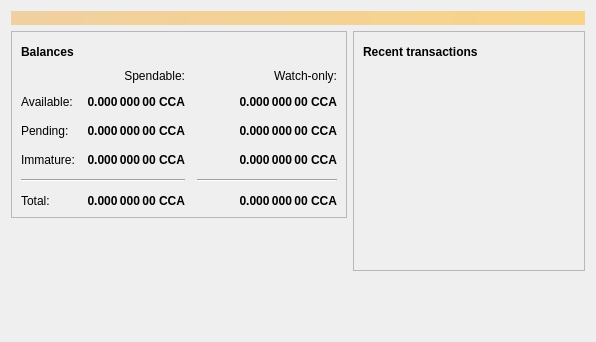
First picture: the form in src/qt/forms/overviewpage.ui, repository counos/CounosCoin, before the edit.
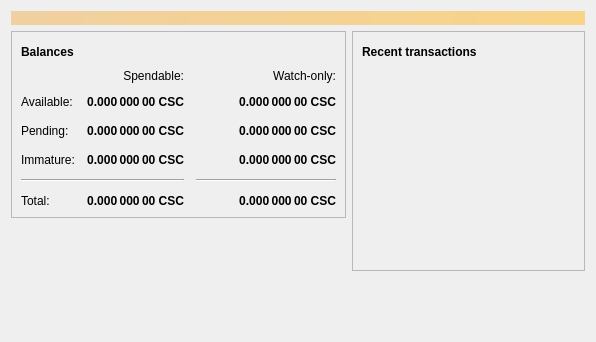
Second picture: the form after the edit. Icons and pictures are not drawn.

Diff of the .ui file:
```diff
--- a/src/qt/forms/overviewpage.ui
+++ b/src/qt/forms/overviewpage.ui
@@ -129,7 +129,7 @@
                <string>Unconfirmed transactions to watch-only addresses</string>
               </property>
               <property name="text">
-               <string notr="true">0.000 000 00 CCA</string>
+               <string notr="true">0.000 000 00 CSC</string>
               </property>
               <property name="alignment">
                <set>Qt::AlignRight|Qt::AlignTrailing|Qt::AlignVCenter</set>
@@ -154,7 +154,7 @@
                <string>Total of transactions that have yet to be confirmed, and do not yet count toward the spendable balance</string>
               </property>
               <property name="text">
-               <string notr="true">0.000 000 00 CCA</string>
+               <string notr="true">0.000 000 00 CSC</string>
               </property>
               <property name="alignment">
                <set>Qt::AlignRight|Qt::AlignTrailing|Qt::AlignVCenter</set>
@@ -179,7 +179,7 @@
                <string>Mined balance in watch-only addresses that has not yet matured</string>
               </property>
               <property name="text">
-               <string notr="true">0.000 000 00 CCA</string>
+               <string notr="true">0.000 000 00 CSC</string>
               </property>
               <property name="alignment">
                <set>Qt::AlignRight|Qt::AlignTrailing|Qt::AlignVCenter</set>
@@ -237,7 +237,7 @@
                <string>Mined balance that has not yet matured</string>
               </property>
               <property name="text">
-               <string notr="true">0.000 000 00 CCA</string>
+               <string notr="true">0.000 000 00 CSC</string>
               </property>
               <property name="alignment">
                <set>Qt::AlignRight|Qt::AlignTrailing|Qt::AlignVCenter</set>
@@ -282,7 +282,7 @@
                <string>Your current total balance</string>
               </property>
               <property name="text">
-               <string notr="true">0.000 000 00 CCA</string>
+               <string notr="true">0.000 000 00 CSC</string>
               </property>
               <property name="alignment">
                <set>Qt::AlignRight|Qt::AlignTrailing|Qt::AlignVCenter</set>
@@ -307,7 +307,7 @@
                <string>Current total balance in watch-only addresses</string>
               </property>
               <property name="text">
-               <string notr="true">0.000 000 00 CCA</string>
+               <string notr="true">0.000 000 00 CSC</string>
               </property>
               <property name="alignment">
                <set>Qt::AlignRight|Qt::AlignTrailing|Qt::AlignVCenter</set>
@@ -349,7 +349,7 @@
                <string>Your current spendable balance</string>
               </property>
               <property name="text">
-               <string notr="true">0.000 000 00 CCA</string>
+               <string notr="true">0.000 000 00 CSC</string>
               </property>
               <property name="alignment">
                <set>Qt::AlignRight|Qt::AlignTrailing|Qt::AlignVCenter</set>
@@ -374,7 +374,7 @@
                <string>Your current balance in watch-only addresses</string>
               </property>
               <property name="text">
-               <string notr="true">0.000 000 00 CCA</string>
+               <string notr="true">0.000 000 00 CSC</string>
               </property>
               <property name="alignment">
                <set>Qt::AlignRight|Qt::AlignTrailing|Qt::AlignVCenter</set>
@@ -450,7 +450,7 @@
             <item>
              <widget class="QPushButton" name="labelTransactionsStatus">
               <property name="enabled">
-               <bool>false</bool>
+               <bool>true</bool>
               </property>
               <property name="maximumSize">
                <size>
```
Left out of the diff: 2 changed lines with no effect on the pictures.
